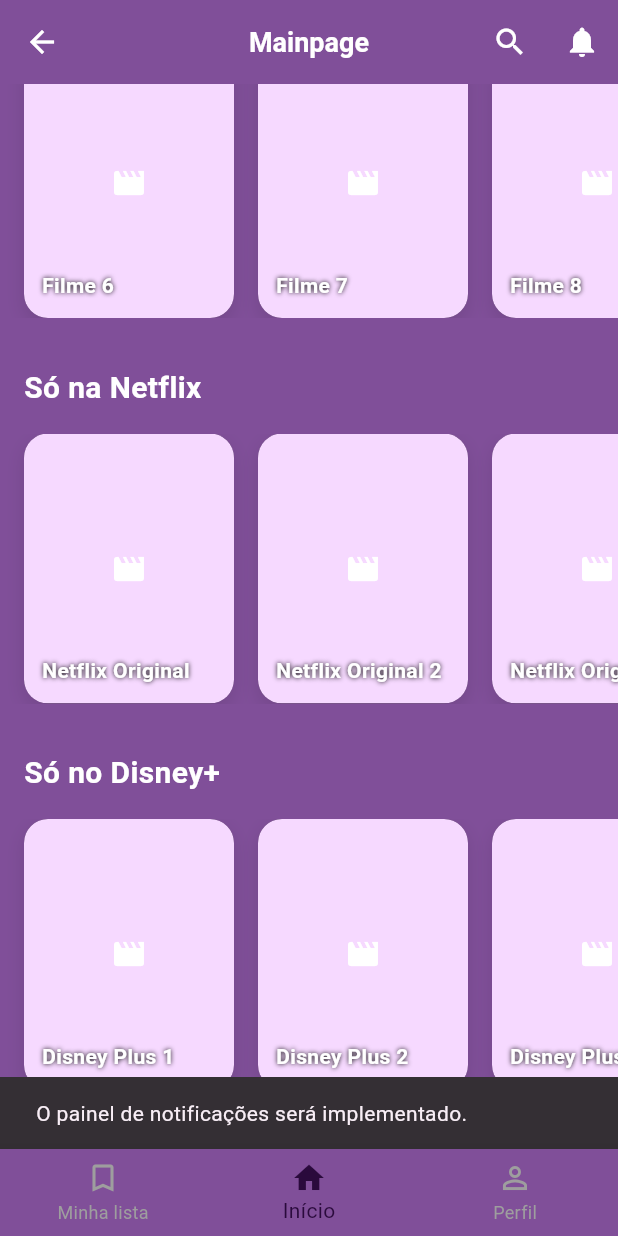
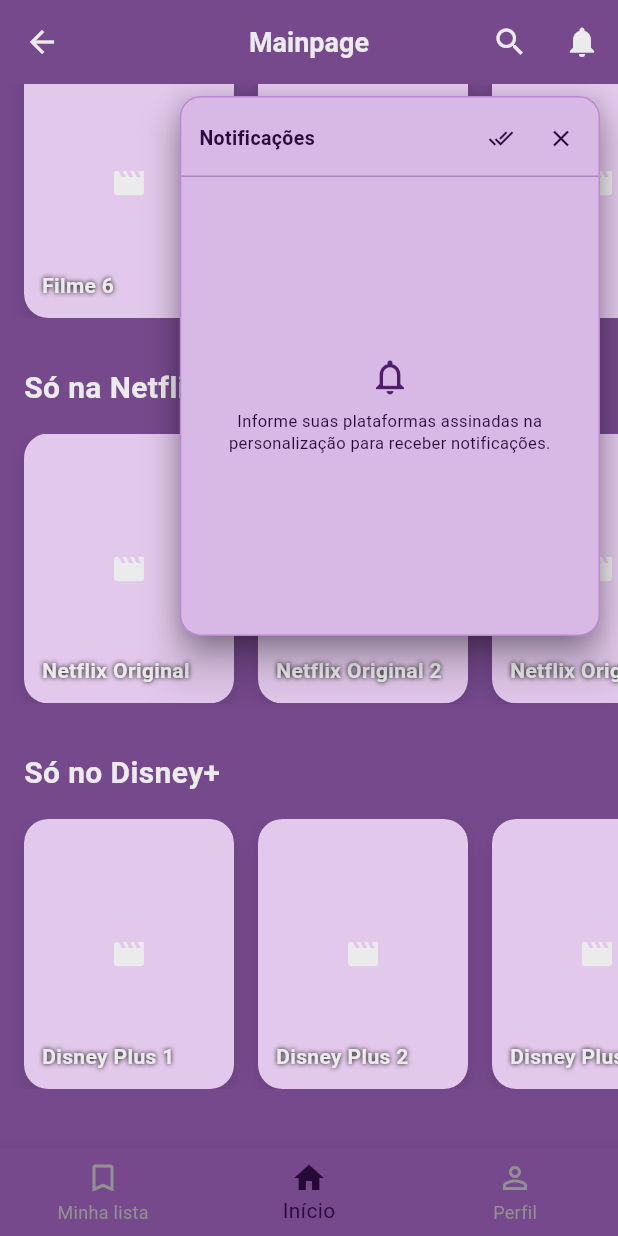
Before and after one commit to GabrielHP2/PI_IV-Time-16, a Flutter app: the MainPage screen opened by its route, scrolled down 406 dp, after a tap on the "notifications" icon, on a phone screen of 412 x 824 dp. Run offline on Flutter 3.47's test engine with Material 3 defaults, Android fonts, the phone set to English and light mode, and no system bars.

Commit message:
Painel de notificações e alterações na main page

```diff
--- /dev/null
+++ b/frontend/lib/components/widgets/notification_panel.dart
@@ -0,0 +1,295 @@
+import 'dart:math' as math;
+
+import 'package:flutter/material.dart';
+
+import '../../models/app_notification.dart';
+import '../../repositories/notification_repository.dart';
+import '../../theme/app_theme.dart';
+
+class NotificationPanel extends StatelessWidget {
+  const NotificationPanel({
+    super.key,
+    required this.platforms,
+    required this.onClose,
+    required this.width,
+    required this.maxHeight,
+  });
+
+  final List<String> platforms;
+  final VoidCallback onClose;
+  final double width;
+  final double maxHeight;
+
+  @override
+  Widget build(BuildContext context) {
+    final panelHeight = math.max(190.0, maxHeight);
+
+    return Material(
+      color: Colors.transparent,
+      elevation: 12,
+      child: Container(
+        width: width,
+        height: panelHeight,
+        decoration: BoxDecoration(
+          color: const Color(0xFFD8B9E5),
+          borderRadius: BorderRadius.circular(14),
+          border: Border.all(color: const Color(0xFFB98ACF), width: 1),
+          boxShadow: [
+            BoxShadow(
+              color: Colors.black.withValues(alpha: 0.24),
+              blurRadius: 16,
+              offset: const Offset(0, 6),
+            ),
+          ],
+        ),
+        clipBehavior: Clip.antiAlias,
+        child: Column(
+          children: [
+            _buildHeader(),
+            const Divider(height: 1, color: Color(0xFFAD83C0)),
+            Expanded(
+              child: ValueListenableBuilder<List<AppNotification>>(
+                valueListenable: NotificationRepository.items,
+                builder: (context, notifications, child) {
+                  final subscribedPlatforms = platforms.toSet();
+                  final visibleNotifications = notifications
+                      .where((notification) => subscribedPlatforms
+                          .contains(notification.platform))
+                      .toList()
+                    ..sort((a, b) => b.createdAt.compareTo(a.createdAt));
+
+                  if (platforms.isEmpty) {
+                    return const _EmptyNotifications(
+                      message:
+                          'Informe suas plataformas assinadas na personalização para receber notificações.',
+                    );
+                  }
+
+                  if (visibleNotifications.isEmpty) {
+                    return const _EmptyNotifications(
+                      message:
+                          'Você ainda não tem notificações para as plataformas selecionadas.',
+                    );
+                  }
+
+                  return ListView.separated(
+                    padding: const EdgeInsets.symmetric(
+                      horizontal: 10,
+                      vertical: 7,
+                    ),
+                    itemCount: visibleNotifications.length,
+                    separatorBuilder: (_, _) => const Divider(
+                      height: 1,
+                      color: Color(0xFFB58BC7),
+                    ),
+                    itemBuilder: (context, index) {
+                      final notification = visibleNotifications[index];
+                      return _NotificationTile(
+                        notification: notification,
+                        onTap: () => NotificationRepository.markAsRead(
+                          notification.id,
+                        ),
+                      );
+                    },
+                  );
+                },
+              ),
+            ),
+          ],
+        ),
+      ),
+    );
+  }
+
+  Widget _buildHeader() {
+    return Padding(
+      padding: const EdgeInsets.only(left: 12, right: 5, top: 7, bottom: 5),
+      child: Row(
+        children: [
+          const Expanded(
+            child: Text(
+              'Notificações',
+              maxLines: 1,
+              overflow: TextOverflow.ellipsis,
+              style: TextStyle(
+                color: AppColors.button,
+                fontSize: 13,
+                fontWeight: FontWeight.bold,
+              ),
+            ),
+          ),
+          IconButton(
+            tooltip: 'Marcar todas como lidas',
+            visualDensity: VisualDensity.compact,
+            padding: EdgeInsets.zero,
+            constraints: const BoxConstraints.tightFor(width: 30, height: 30),
+            onPressed: () => NotificationRepository.markAllAsRead(platforms),
+            icon: const Icon(
+              Icons.done_all,
+              color: AppColors.button,
+              size: 17,
+            ),
+          ),
+          IconButton(
+            tooltip: 'Fechar notificações',
+            visualDensity: VisualDensity.compact,
+            padding: EdgeInsets.zero,
+            constraints: const BoxConstraints.tightFor(width: 27, height: 30),
+            onPressed: onClose,
+            icon: const Icon(
+              Icons.close,
+              color: AppColors.button,
+              size: 18,
+            ),
+          ),
+        ],
+      ),
+    );
+  }
+}
+
+class _NotificationTile extends StatelessWidget {
+  const _NotificationTile({
+    required this.notification,
+    required this.onTap,
+  });
+
+  final AppNotification notification;
+  final VoidCallback onTap;
+
+  @override
+  Widget build(BuildContext context) {
+    final isAdded =
+        notification.changeType == NotificationChangeType.added;
+
+    return InkWell(
+      onTap: onTap,
+      borderRadius: BorderRadius.circular(8),
+      child: Padding(
+        padding: const EdgeInsets.symmetric(vertical: 9, horizontal: 2),
+        child: Row(
+          crossAxisAlignment: CrossAxisAlignment.start,
+          children: [
+            Stack(
+              clipBehavior: Clip.none,
+              children: [
+                Container(
+                  width: 22,
+                  height: 22,
+                  decoration: const BoxDecoration(
+                    color: AppColors.logoCircle,
+                    shape: BoxShape.circle,
+                  ),
+                  child: Icon(
+                    isAdded ? Icons.add : Icons.remove,
+                    color: Colors.white,
+                    size: 15,
+                  ),
+                ),
+                if (!notification.isRead)
+                  Positioned(
+                    top: -2,
+                    left: -2,
+                    child: Container(
+                      width: 8,
+                      height: 8,
+                      decoration: const BoxDecoration(
+                        color: Color(0xFFE21D3D),
+                        shape: BoxShape.circle,
+                      ),
+                    ),
+                  ),
+              ],
+            ),
+            const SizedBox(width: 8),
+            Expanded(
+              child: Column(
+                crossAxisAlignment: CrossAxisAlignment.start,
+                children: [
+                  Text(
+                    notification.title,
+                    maxLines: 1,
+                    overflow: TextOverflow.ellipsis,
+                    style: TextStyle(
+                      color: AppColors.button,
+                      fontSize: 11,
+                      fontWeight: notification.isRead
+                          ? FontWeight.w500
+                          : FontWeight.w800,
+                    ),
+                  ),
+                  const SizedBox(height: 3),
+                  Text(
+                    notification.message,
+                    maxLines: 3,
+                    overflow: TextOverflow.ellipsis,
+                    style: const TextStyle(
+                      color: Color(0xFF392044),
+                      fontSize: 10,
+                      height: 1.25,
+                    ),
+                  ),
+                  const SizedBox(height: 4),
+                  Text(
+                    '${notification.platform} • ${_formatDate(notification.createdAt)}',
+                    maxLines: 1,
+                    overflow: TextOverflow.ellipsis,
+                    style: const TextStyle(
+                      color: Color(0xFF694B78),
+                      fontSize: 9,
+                      fontWeight: FontWeight.w600,
+                    ),
+                  ),
+                ],
+              ),
+            ),
+          ],
+        ),
+      ),
+    );
+  }
+
+  String _formatDate(DateTime date) {
+    final difference = DateTime.now().difference(date);
+    if (difference.inMinutes < 1) return 'agora';
+    if (difference.inHours < 1) return 'há ${difference.inMinutes} min';
+    if (difference.inDays < 1) return 'há ${difference.inHours} h';
+    if (difference.inDays == 1) return 'ontem';
+    return 'há ${difference.inDays} dias';
+  }
+}
+
+class _EmptyNotifications extends StatelessWidget {
+  const _EmptyNotifications({required this.message});
+
+  final String message;
+
+  @override
+  Widget build(BuildContext context) {
+    return Center(
+      child: Padding(
+        padding: const EdgeInsets.all(16),
+        child: Column(
+          mainAxisSize: MainAxisSize.min,
+          children: [
+            const Icon(
+              Icons.notifications_none,
+              color: AppColors.logoCircle,
+              size: 28,
+            ),
+            const SizedBox(height: 8),
+            Text(
+              message,
+              textAlign: TextAlign.center,
+              style: const TextStyle(
+                color: AppColors.button,
+                fontSize: 11,
+                height: 1.35,
+              ),
+            ),
+          ],
+        ),
+      ),
+    );
+  }
+}
--- /dev/null
+++ b/frontend/lib/models/app_notification.dart
@@ -0,0 +1,36 @@
+enum NotificationChangeType {
+  added,
+  removed,
+}
+
+class AppNotification {
+  const AppNotification({
+    required this.id,
+    required this.platform,
+    required this.title,
+    required this.message,
+    required this.changeType,
+    required this.createdAt,
+    this.isRead = false,
+  });
+
+  final String id;
+  final String platform;
+  final String title;
+  final String message;
+  final NotificationChangeType changeType;
+  final DateTime createdAt;
+  final bool isRead;
+
+  AppNotification copyWith({bool? isRead}) {
+    return AppNotification(
+      id: id,
+      platform: platform,
+      title: title,
+      message: message,
+      changeType: changeType,
+      createdAt: createdAt,
+      isRead: isRead ?? this.isRead,
+    );
+  }
+}
--- a/frontend/lib/pages/home/main_page.dart
+++ b/frontend/lib/pages/home/main_page.dart
@@ -1,9 +1,15 @@
+
+import 'dart:math' as math;
 
 import 'package:flutter/material.dart';
 
 import '../../models/movie_model.dart';
 import '../../components/widgets/movie_card.dart';
+import '../../components/widgets/notification_panel.dart';
 import '../../theme/app_theme.dart';
+import '../../models/app_notification.dart';
+import '../../repositories/notification_repository.dart';
+import '../../repositories/personalization_repository.dart';
 import '../../routes.dart';
 
 class MainPage extends StatefulWidget {
@@ -64,6 +70,99 @@ class _MainPageState extends State<MainPage> {
     );
   }
 
+  void _showNotifications() {
+    final screenSize = MediaQuery.of(context).size;
+
+    showGeneralDialog<void>(
+      context: context,
+      barrierDismissible: true,
+      barrierLabel: 'Fechar painel de notificações',
+      barrierColor: Colors.black.withValues(alpha: 0.08),
+      transitionDuration: const Duration(milliseconds: 180),
+      pageBuilder: (dialogContext, animation, secondaryAnimation) {
+        return SafeArea(
+          child: Stack(
+            children: [
+              Positioned(
+                top: kToolbarHeight + 8,
+                right: 12,
+                child: NotificationPanel(
+                  platforms:
+                      PersonalizationRepository.subscribedPlatforms.value,
+                  onClose: () => Navigator.of(dialogContext).pop(),
+                  width: math.min(
+                    340.0,
+                    math.max(210.0, screenSize.width * 0.68),
+                  ),
+                  maxHeight: math.min(360.0, screenSize.height * 0.48),
+                ),
+              ),
+            ],
+          ),
+        );
+      },
+      transitionBuilder: (context, animation, secondaryAnimation, child) {
+        final curvedAnimation = CurvedAnimation(
+          parent: animation,
+          curve: Curves.easeOut,
+        );
+        return FadeTransition(
+          opacity: curvedAnimation,
+          child: SlideTransition(
+            position: Tween<Offset>(
+              begin: const Offset(0, -0.04),
+              end: Offset.zero,
+            ).animate(curvedAnimation),
+            child: child,
+          ),
+        );
+      },
+    );
+  }
+
+  Widget _buildNotificationAction() {
+    return ValueListenableBuilder<List<String>>(
+      valueListenable: PersonalizationRepository.subscribedPlatforms,
+      builder: (context, platforms, child) {
+        return ValueListenableBuilder<List<AppNotification>>(
+          valueListenable: NotificationRepository.items,
+          builder: (context, notifications, child) {
+            final subscribedPlatforms = platforms.toSet();
+            final hasUnread = notifications.any(
+              (notification) =>
+                  subscribedPlatforms.contains(notification.platform) &&
+                  !notification.isRead,
+            );
+
+            return IconButton(
+              tooltip: 'Notificações',
+              onPressed: _showNotifications,
+              icon: Stack(
+                clipBehavior: Clip.none,
+                children: [
+                  const Icon(Icons.notifications),
+                  if (hasUnread)
+                    Positioned(
+                      top: -1,
+                      right: -2,
+                      child: Container(
+                        width: 9,
+                        height: 9,
+                        decoration: const BoxDecoration(
+                          color: Color(0xFFE21D3D),
+                          shape: BoxShape.circle,
+                        ),
+                      ),
+                    ),
+                ],
+              ),
+            );
+          },
+        );
+      },
+    );
+  }
+
   void _onNavigationTap(int index) {
     switch (index) {
       case 0:
@@ -91,15 +190,7 @@ class _MainPageState extends State<MainPage> {
             },
             icon: const Icon(Icons.search),
           ),
-          IconButton(
-            tooltip: 'Notificações',
-            onPressed: () {
-              _showPendingMessage(
-                'O painel de notificações será implementado.',
-              );
-            },
-            icon: const Icon(Icons.notifications),
-          ),
+          _buildNotificationAction(),
         ],
       ),
       body: SingleChildScrollView(
--- /dev/null
+++ b/frontend/lib/repositories/notification_repository.dart
@@ -0,0 +1,101 @@
+import 'package:flutter/foundation.dart';
+
+import '../models/app_notification.dart';
+
+/// Repositório local de notificações.
+///
+/// Os itens abaixo são exemplos para a interface do frontend. Na integração
+/// com o backend, a consulta deverá considerar o perfil autenticado e retornar
+/// somente notificações relacionadas às plataformas assinadas por ele.
+class NotificationRepository {
+  NotificationRepository._();
+
+  static final ValueNotifier<List<AppNotification>> items =
+      ValueNotifier<List<AppNotification>>([
+    AppNotification(
+      id: 'notification-1',
+      platform: 'Netflix',
+      title: 'Conteúdo adicionado',
+      message:
+          'Um título relacionado aos seus interesses chegou ao catálogo.',
+      changeType: NotificationChangeType.added,
+      createdAt: DateTime.now().subtract(const Duration(minutes: 12)),
+    ),
+    AppNotification(
+      id: 'notification-2',
+      platform: 'Disney+',
+      title: 'Conteúdo removido em breve',
+      message:
+          'Um conteúdo da sua lista de interesse sairá do catálogo em breve.',
+      changeType: NotificationChangeType.removed,
+      createdAt: DateTime.now().subtract(const Duration(hours: 3)),
+    ),
+    AppNotification(
+      id: 'notification-3',
+      platform: 'Prime Video',
+      title: 'Conteúdo adicionado',
+      message:
+          'Uma novidade que combina com suas preferências está disponível.',
+      changeType: NotificationChangeType.added,
+      createdAt: DateTime.now().subtract(const Duration(days: 1)),
+    ),
+    AppNotification(
+      id: 'notification-4',
+      platform: 'Max',
+      title: 'Conteúdo removido em breve',
+      message:
+          'Um título que pode interessar a você deixará o catálogo em breve.',
+      changeType: NotificationChangeType.removed,
+      createdAt: DateTime.now().subtract(const Duration(days: 1, hours: 4)),
+    ),
+    AppNotification(
+      id: 'notification-5',
+      platform: 'Globoplay',
+      title: 'Conteúdo adicionado',
+      message: 'Uma novidade foi adicionada ao catálogo da plataforma.',
+      changeType: NotificationChangeType.added,
+      createdAt: DateTime.now().subtract(const Duration(days: 2)),
+    ),
+    AppNotification(
+      id: 'notification-6',
+      platform: 'Apple TV+',
+      title: 'Conteúdo adicionado',
+      message: 'Há uma nova opção no catálogo da sua plataforma.',
+      changeType: NotificationChangeType.added,
+      createdAt: DateTime.now().subtract(const Duration(days: 3)),
+    ),
+  ]);
+
+  static List<AppNotification> forPlatforms(Iterable<String> platforms) {
+    final subscribed = platforms.toSet();
+    if (subscribed.isEmpty) return [];
+
+    return items.value
+        .where((notification) => subscribed.contains(notification.platform))
+        .toList()
+      ..sort((a, b) => b.createdAt.compareTo(a.createdAt));
+  }
+
+  static int unreadCountForPlatforms(Iterable<String> platforms) {
+    return forPlatforms(platforms).where((item) => !item.isRead).length;
+  }
+
+  static void markAsRead(String notificationId) {
+    items.value = items.value.map((notification) {
+      if (notification.id == notificationId) {
+        return notification.copyWith(isRead: true);
+      }
+      return notification;
+    }).toList();
+  }
+
+  static void markAllAsRead(Iterable<String> platforms) {
+    final subscribed = platforms.toSet();
+    items.value = items.value.map((notification) {
+      if (subscribed.contains(notification.platform)) {
+        return notification.copyWith(isRead: true);
+      }
+      return notification;
+    }).toList();
+  }
+}
```
